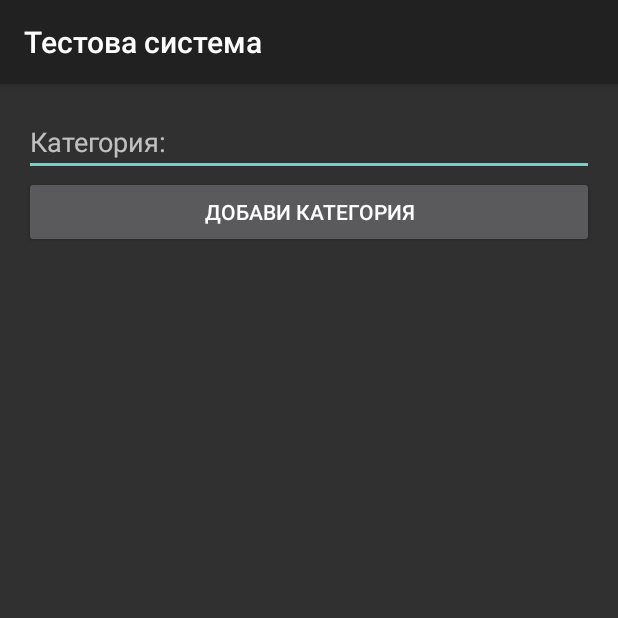
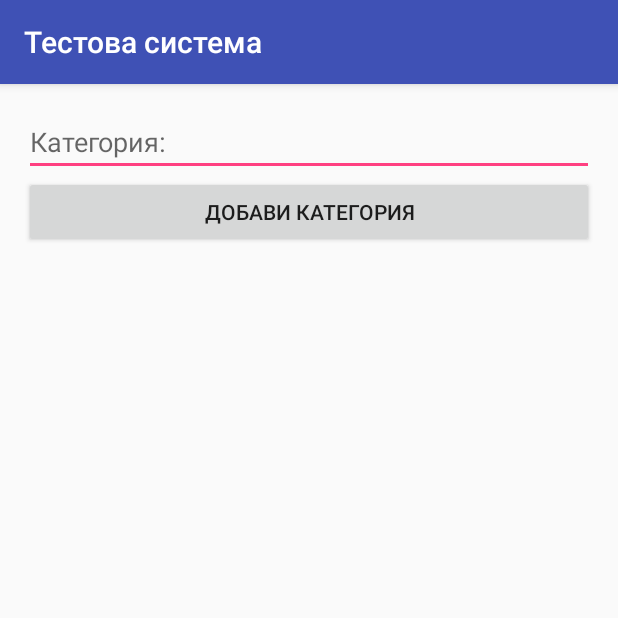
Before and after one commit to Crypto93/PMU, an Android app: the AddCategoryActivity screen opened directly, with no data from a screen before it, on a phone screen of 412 x 824 dp, the top half of it. Run offline under Robolectric (Android 15) with nearby library versions, the phone set to English and light mode, and no system bars.

Commit message:
Final before review

```diff
--- a/app/src/main/java/bg/tu_sofia/pmu/project/testsystem/activities/AddCategoryActivity.java
+++ b/app/src/main/java/bg/tu_sofia/pmu/project/testsystem/activities/AddCategoryActivity.java
@@ -1,7 +1,7 @@
 package bg.tu_sofia.pmu.project.testsystem.activities;
 
-import android.app.Activity;
 import android.os.Bundle;
+import android.support.v7.app.AppCompatActivity;
 import android.view.View;
 import android.widget.Button;
 import android.widget.EditText;
@@ -10,7 +10,7 @@ import android.widget.Toast;
 import bg.tu_sofia.pmu.project.testsystem.R;
 import bg.tu_sofia.pmu.project.testsystem.persistence.datasources.CategoriesDataSource;
 
-public class AddCategoryActivity extends Activity {
+public class AddCategoryActivity extends AppCompatActivity {
 
     EditText addCatEditText;
     Button addCatButton;
--- a/app/src/main/java/bg/tu_sofia/pmu/project/testsystem/activities/AddQuestionActivity.java
+++ b/app/src/main/java/bg/tu_sofia/pmu/project/testsystem/activities/AddQuestionActivity.java
@@ -1,7 +1,7 @@
 package bg.tu_sofia.pmu.project.testsystem.activities;
 
-import android.app.Activity;
 import android.os.Bundle;
+import android.support.v7.app.AppCompatActivity;
 import android.view.View;
 import android.widget.AdapterView;
 import android.widget.ArrayAdapter;
@@ -17,7 +17,7 @@ import bg.tu_sofia.pmu.project.testsystem.R;
 import bg.tu_sofia.pmu.project.testsystem.persistence.datasources.CategoriesDataSource;
 import bg.tu_sofia.pmu.project.testsystem.persistence.datasources.QuestionsDataSource;
 
-public class AddQuestionActivity extends Activity {
+public class AddQuestionActivity extends AppCompatActivity {
 
     private EditText questionEditText;
     private EditText correctAnswerEditText;
--- a/app/src/main/java/bg/tu_sofia/pmu/project/testsystem/activities/AdminActivity.java
+++ b/app/src/main/java/bg/tu_sofia/pmu/project/testsystem/activities/AdminActivity.java
@@ -1,15 +1,15 @@
 package bg.tu_sofia.pmu.project.testsystem.activities;
 
-import android.app.Activity;
 import android.content.Intent;
 import android.os.Bundle;
+import android.support.v7.app.AppCompatActivity;
 import android.view.View;
 import android.widget.Button;
 
 import bg.tu_sofia.pmu.project.testsystem.R;
 import bg.tu_sofia.pmu.project.testsystem.utils.TestSystemConstants;
 
-public class AdminActivity extends Activity {
+public class AdminActivity extends AppCompatActivity {
 
 
 
--- a/app/src/main/java/bg/tu_sofia/pmu/project/testsystem/activities/LogInActivity.java
+++ b/app/src/main/java/bg/tu_sofia/pmu/project/testsystem/activities/LogInActivity.java
@@ -1,8 +1,8 @@
 package bg.tu_sofia.pmu.project.testsystem.activities;
 
-import android.app.Activity;
 import android.content.Intent;
 import android.os.Bundle;
+import android.support.v7.app.AppCompatActivity;
 import android.view.View;
 import android.widget.Button;
 import android.widget.EditText;
@@ -10,8 +10,8 @@ import android.widget.Toast;
 
 import bg.tu_sofia.pmu.project.testsystem.R;
 import bg.tu_sofia.pmu.project.testsystem.persistence.datasources.UsersDataSource;
+import bg.tu_sofia.pmu.project.testsystem.persistence.model.User;
 import bg.tu_sofia.pmu.project.testsystem.utils.CacheControler;
-import bg.tu_sofia.pmu.project.testsystem.persistence.model.User;
 
 import static android.widget.Toast.LENGTH_SHORT;
 import static bg.tu_sofia.pmu.project.testsystem.R.string.invalid_email_format;
@@ -19,7 +19,7 @@ import static bg.tu_sofia.pmu.project.testsystem.R.string.invalid_password_forma
 import static bg.tu_sofia.pmu.project.testsystem.R.string.successfull_login;
 import static bg.tu_sofia.pmu.project.testsystem.R.string.wrong_username_or_password;
 
-public class LogInActivity extends Activity {
+public class LogInActivity extends AppCompatActivity {
 
     EditText emailEditText = null;
     EditText passEditText = null;
--- a/app/src/main/java/bg/tu_sofia/pmu/project/testsystem/activities/QuestionActivity.java
+++ b/app/src/main/java/bg/tu_sofia/pmu/project/testsystem/activities/QuestionActivity.java
@@ -1,11 +1,11 @@
 package bg.tu_sofia.pmu.project.testsystem.activities;
 
-import android.app.Activity;
 import android.app.AlertDialog;
 import android.content.DialogInterface;
 import android.content.Intent;
 import android.os.Bundle;
 import android.os.CountDownTimer;
+import android.support.v7.app.AppCompatActivity;
 import android.view.View;
 import android.widget.Button;
 import android.widget.EditText;
@@ -23,7 +23,7 @@ import bg.tu_sofia.pmu.project.testsystem.utils.Test;
 import bg.tu_sofia.pmu.project.testsystem.utils.TestBuilder;
 import bg.tu_sofia.pmu.project.testsystem.utils.TestSystemConstants;
 
-public class QuestionActivity extends Activity {
+public class QuestionActivity extends AppCompatActivity {
 
     private Test test;
 
--- a/app/src/main/java/bg/tu_sofia/pmu/project/testsystem/activities/RegisterActivity.java
+++ b/app/src/main/java/bg/tu_sofia/pmu/project/testsystem/activities/RegisterActivity.java
@@ -1,7 +1,7 @@
 package bg.tu_sofia.pmu.project.testsystem.activities;
 
-import android.app.Activity;
 import android.os.Bundle;
+import android.support.v7.app.AppCompatActivity;
 import android.util.Log;
 import android.view.View;
 import android.widget.Button;
@@ -19,7 +19,7 @@ import static bg.tu_sofia.pmu.project.testsystem.R.string.passwords_does_not_mat
 import static bg.tu_sofia.pmu.project.testsystem.R.string.successfull_registration;
 import static bg.tu_sofia.pmu.project.testsystem.R.string.unsuccessfull_registration;
 
-public class RegisterActivity extends Activity {
+public class RegisterActivity extends AppCompatActivity {
 
     private EditText regEmail= null;
     private EditText password = null;
--- a/app/src/main/java/bg/tu_sofia/pmu/project/testsystem/activities/ResultsListActivity.java
+++ b/app/src/main/java/bg/tu_sofia/pmu/project/testsystem/activities/ResultsListActivity.java
@@ -1,10 +1,10 @@
 package bg.tu_sofia.pmu.project.testsystem.activities;
 
-import android.app.Activity;
 import android.content.Context;
 import android.graphics.Bitmap;
 import android.os.Bundle;
 import android.os.Environment;
+import android.support.v7.app.AppCompatActivity;
 import android.util.Log;
 import android.view.LayoutInflater;
 import android.view.View;
@@ -28,7 +28,7 @@ import bg.tu_sofia.pmu.project.testsystem.utils.CacheControler;
 import bg.tu_sofia.pmu.project.testsystem.utils.Test;
 import bg.tu_sofia.pmu.project.testsystem.utils.TestSystemConstants;
 
-public class ResultsListActivity extends Activity {
+public class ResultsListActivity extends AppCompatActivity {
 
 
 
--- a/app/src/main/java/bg/tu_sofia/pmu/project/testsystem/activities/SingleTestSummaryActivity.java
+++ b/app/src/main/java/bg/tu_sofia/pmu/project/testsystem/activities/SingleTestSummaryActivity.java
@@ -1,9 +1,9 @@
 package bg.tu_sofia.pmu.project.testsystem.activities;
 
-import android.app.Activity;
 import android.graphics.Bitmap;
 import android.os.Bundle;
 import android.os.Environment;
+import android.support.v7.app.AppCompatActivity;
 import android.util.Log;
 import android.view.View;
 import android.widget.Button;
@@ -21,7 +21,7 @@ import bg.tu_sofia.pmu.project.testsystem.persistence.model.Result;
 import bg.tu_sofia.pmu.project.testsystem.utils.CacheControler;
 import bg.tu_sofia.pmu.project.testsystem.utils.Test;
 
-public class SingleTestSummaryActivity extends Activity {
+public class SingleTestSummaryActivity extends AppCompatActivity {
 
     private TextView categoryTextView;
     private TextView correctTextView;
--- a/app/src/main/java/bg/tu_sofia/pmu/project/testsystem/activities/StudentActivity.java
+++ b/app/src/main/java/bg/tu_sofia/pmu/project/testsystem/activities/StudentActivity.java
@@ -1,8 +1,8 @@
 package bg.tu_sofia.pmu.project.testsystem.activities;
 
-import android.app.Activity;
 import android.content.Intent;
 import android.os.Bundle;
+import android.support.v7.app.AppCompatActivity;
 import android.view.View;
 import android.widget.ArrayAdapter;
 import android.widget.Button;
@@ -15,7 +15,7 @@ import bg.tu_sofia.pmu.project.testsystem.persistence.datasources.CategoriesData
 import bg.tu_sofia.pmu.project.testsystem.utils.CacheControler;
 import bg.tu_sofia.pmu.project.testsystem.utils.TestSystemConstants;
 
-public class StudentActivity extends Activity {
+public class StudentActivity extends AppCompatActivity {
 
     @Override
     protected void onCreate(Bundle savedInstanceState) {
--- a/app/src/main/java/bg/tu_sofia/pmu/project/testsystem/persistence/DBConstants.java
+++ b/app/src/main/java/bg/tu_sofia/pmu/project/testsystem/persistence/DBConstants.java
@@ -88,8 +88,10 @@ public interface DBConstants {
             ");";
 
     public static final String SELECT_USER = "SELECT * FROM " + USERS_TABLE + " WHERE " + USERNAME + " =?";
+    public static final String SELECT_USERNAME_BY_ID = "SELECT * FROM " + USERS_TABLE + " WHERE " + USER_ID + " =?";
 
     public static final String SELECT_CATEGORIES = "SELECT * FROM " + CATEGORIES_TABLE;
+    public static final String SELECT_CATEGORY_NAME = "SELECT * FROM " + CATEGORIES_TABLE + " WHERE " + CATEGORY_ID + "=?";
 
     public static final String SELECT_RANDOM_CLOSED_QUESTIONS_BY_CAT = "SELECT DISTINCT * FROM " + QUESTIONS_TABLE +
             " WHERE " + QUESTION_TYPE + "=" + CLOSED_TYPE_QUESTION +
@@ -104,28 +106,13 @@ public interface DBConstants {
     public static final String SELECT_CAT_ID_BY_NAME = "SELECT " + CATEGORY_ID + " FROM " + CATEGORIES_TABLE + " WHERE " + CATEGORY_NAME + " =?";
     public static final String SELECT_USER_ID_BY_NAME = "SELECT " + USER_ID + " FROM " + USERS_TABLE + " WHERE " + USERNAME + " =?";
 
-    public static final String SELECT_ALL_TESTS = "SELECT " +
-            USERNAME +", " +
-            RESULT_CORRECT_ANSWERS + ", " +
-            RESULT_WRONG_ANSWERS + ", " +
-            CATEGORY_NAME + ", " +
-            RESULT_DATETIME_TAKEN +
-            " FROM " +
-            RESULTS_TABLE +
-            " LEFT JOIN " + USERS_TABLE + " ON " + RESULT_USER_ID + "=" + USER_ID +
-            " LEFT JOIN " + CATEGORIES_TABLE + " ON " + RESULT_CATEGORY_ID + "=" + CATEGORY_ID;
+    public static final String SELECT_ALL_TESTS = "SELECT *" +
+            " FROM " + RESULTS_TABLE;
 
-    public static final String SELECT_SPECIFIC_USER_TESTS = "SELECT " +
-            USERNAME +", " +
-            RESULT_CORRECT_ANSWERS + ", " +
-            RESULT_WRONG_ANSWERS + ", " +
-            CATEGORY_NAME + ", " +
-            RESULT_DATETIME_TAKEN +
-            " FROM " +
-            RESULTS_TABLE +
-            " WHERE " + RESULT_USER_ID + "=?" +
-            " LEFT JOIN " + USERS_TABLE + " ON " + RESULT_USER_ID + "=" + USER_ID +
-            " LEFT JOIN " + CATEGORIES_TABLE + " ON " + RESULT_CATEGORY_ID + "=" + CATEGORY_ID;
+    public static final String SELECT_SPECIFIC_USER_TESTS = "SELECT *" +
+            " FROM " + RESULTS_TABLE +
+            " WHERE " + RESULT_USER_ID + "=?";
+
 
 
 
--- a/app/src/main/java/bg/tu_sofia/pmu/project/testsystem/persistence/DBHelper.java
+++ b/app/src/main/java/bg/tu_sofia/pmu/project/testsystem/persistence/DBHelper.java
@@ -34,6 +34,29 @@ public class DBHelper extends SQLiteOpenHelper implements DBConstants {
         db.execSQL(CREATE_RESULTS_TABLE);
         db.execSQL(CREATE_QUESTIONS_TABLE);
         db.execSQL(CREATE_CATEGORIES_TABLE);
+        db.execSQL("INSERT INTO \"QUESTIONS\" VALUES (\"1\",\"Коя е столицата на България?\",\"0\",\"2\",\"София\",\"Отава\",\"Москва\",\"Панагюрище\");" +
+                "INSERT INTO \"QUESTIONS\" VALUES (\"2\",\"Коя е столицата на Канада?\",\"0\",\"2\",\"Отава\",\"Минск\",\"Вашингтон\",\"Торонто\");" +
+                "INSERT INTO \"QUESTIONS\" VALUES (\"3\",\"Коя е столицата на Канада?\",\"0\",\"2\",\"Отава\",\"Минск\",\"Вашингтон\",\"Торонто\");" +
+                "INSERT INTO \"QUESTIONS\" VALUES (\"4\",\"Коя е столицата на Русия?\",\"0\",\"2\",\"Москва\",\"Минск\",\"Санкт Петърбург\",\"Вилнюс\");" +
+                "INSERT INTO \"QUESTIONS\" VALUES (\"5\",\"На кой полуостров е разположена България?\",\"0\",\"2\",\"Балкански\",\"Апенински\",\"Арабски\",\"Пиринейски\");" +
+                "INSERT INTO \"QUESTIONS\" VALUES (\"6\",\"Коя е най-източната точка на България?\",\"0\",\"2\",\"нос Шабла\",\"нос Емине\",\"устието на река Тимок\",\"връх Вейката\");" +
+                "INSERT INTO \"QUESTIONS\" VALUES (\"8\",\"Височината на връх Мусала е?\",\"0\",\"2\",\"2925\",\"2565\",\"3125\",\"2995\");" +
+                "INSERT INTO \"QUESTIONS\" VALUES (\"9\",\"Кой се грижи за непотребните обекти в Java?\",\"0\",\"1\",\"Garbage collector\",\"finalize()\",\"System.cleaner()\",\"free()\");" +
+                "INSERT INTO \"QUESTIONS\" VALUES (\"10\",\"С коя ключова дума се създава нов референтен тип в Java?\",\"0\",\"1\",\"new\",\"create\",\"build\",\"make\");" +
+                "INSERT INTO \"QUESTIONS\" VALUES (\"11\",\"С коя ключова дума се използва за синхронизация в Java?\",\"0\",\"1\",\"synchronized\",\"concurent\",\"singleton\",\"private\");" +
+                "INSERT INTO \"QUESTIONS\" VALUES (\"12\",\"Обяснете понятието Garbage collector в Java.\",\"1\",\"1\",\"\",\"\",\"\",\"\");" +
+                "INSERT INTO \"QUESTIONS\" VALUES (\"13\",\"Декларирайте обект от тип String в java.\",\"1\",\"1\",\"\",\"\",\"\",\"\");" +
+                "INSERT INTO \"QUESTIONS\" VALUES (\"14\",\"Кой интерфейс се използва за сериализиране на обекти?\",\"0\",\"1\",\"Serializabale\",\"Serialise\",\"Serial\",\"ByteBuilder\");" +
+                "INSERT INTO \"QUESTIONS\" VALUES (\"15\",\"С коя ключова дума хвърляме нов Exception в Java?\",\"0\",\"1\",\"throw\",\"throws\",\"catch\",\"try\");" +
+                "INSERT INTO \"QUESTIONS\" VALUES (\"7\",\"Коя е най-северната точка на България?\",\"0\",\"2\",\"устието на река Тимок\",\"устието на река Камчия\",\"устието на река Велека\",\"връх Вейката\");" +
+                "INSERT INTO \"USERS\" VALUES (\"1\",\"s.chuklev@gmai.com\",\"1q2w3e4r\",\"1\");" +
+                "INSERT INTO \"USERS\" VALUES (\"2\",\"atasheva@tu-sofia.bg\",\"123123\",\"1\");" +
+                "INSERT INTO \"USERS\" VALUES (\"3\",\"sudent@test.bg\",\"123123\",\"0\");" +
+                "INSERT INTO \"USERS\" VALUES (\"4\",\"123@\",\"123123\",\"0\");" +
+                "INSERT INTO \"CATEGORIES\" VALUES (\"1\",\"JAVA\");" +
+                "INSERT INTO \"CATEGORIES\" VALUES (\"2\",\"География\");" +
+                "INSERT INTO \"RESULTS\" VALUES (\"1\",\"4\",\"1\",\"4\",\"1\",\"16165616651\");" +
+                "INSERT INTO \"RESULTS\" VALUES (\"2\",\"4\",\"0\",\"2\",\"3\",\"468\");");
     }
 
     @Override
--- a/app/src/main/res/layout/activity_student.xml
+++ b/app/src/main/res/layout/activity_student.xml
@@ -22,6 +22,7 @@
         android:layout_alignParentEnd="true" />
 
     <Spinner
+        style="@style/Base.Widget.AppCompat.Spinner.Underlined"
         android:layout_width="wrap_content"
         android:layout_height="wrap_content"
         android:id="@+id/spinner"
--- a/app/src/main/res/values/styles.xml
+++ b/app/src/main/res/values/styles.xml
@@ -1,6 +1,10 @@
 <resources>
     <!-- inherit from the material theme -->
-    <style name="AppTheme" parent="android:Theme.Material">
-
-    </style>
+    <!-- Base application theme. -->
+    -    <style name="AppTheme" parent="Theme.AppCompat.Light.DarkActionBar">
+    -        <!-- Customize your theme here. -->
+    -        <item name="colorPrimary">@color/colorPrimary</item>
+    -        <item name="colorPrimaryDark">@color/colorPrimaryDark</item>
+    -        <item name="colorAccent">@color/colorAccent</item>
+</style>
 </resources>
```
Also changed, not shown: app/src/main/java/bg/tu_sofia/pmu/project/testsystem/persistence/datasources/CategoriesDataSource.java (+9 -0 lines), app/src/main/java/bg/tu_sofia/pmu/project/testsystem/persistence/datasources/ResultsDataSource.java (+6 -3 lines), app/src/main/java/bg/tu_sofia/pmu/project/testsystem/persistence/datasources/UsersDataSource.java (+8 -0 lines).
